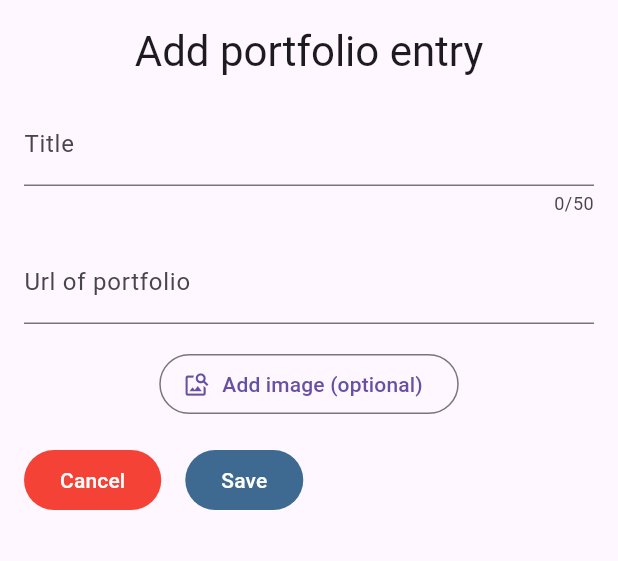
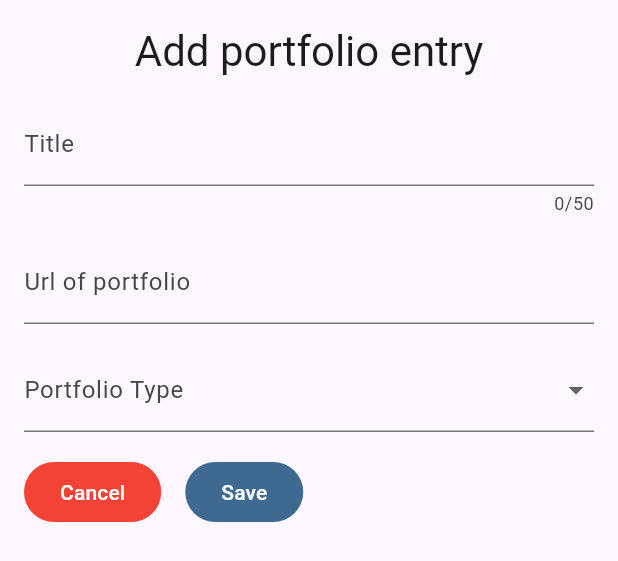
Before and after one commit to Moviles-2025-2-Grupo-Chevere/TalentBridge, a Flutter app: the AddPortfolio widget shown alone on an empty page, opened directly, on a phone screen of 412 x 824 dp. Shown: the top 561 px of the screen. Run offline on Flutter 3.47's test engine with Material 3 defaults, Android fonts, the phone set to English and light mode, and no system bars; our stand-ins replace cached_network_image, cloud_firestore, connectivity_plus, file_picker, firebase_ai, firebase_analytics and 9 more; accounts and stored records are empty; network calls fail.

Commit message:
progress in select

```diff
--- a/talent_bridge_fl/lib/views/add_portfolio/add_portfolio.dart
+++ b/talent_bridge_fl/lib/views/add_portfolio/add_portfolio.dart
@@ -3,6 +3,7 @@ import 'dart:async';
 import 'package:cloud_firestore/cloud_firestore.dart';
 import 'package:connectivity_plus/connectivity_plus.dart';
 import 'package:flutter/material.dart';
+import 'package:hive_flutter/hive_flutter.dart';
 import 'package:image_picker/image_picker.dart';
 import 'package:talent_bridge_fl/services/firebase_service.dart';
 
@@ -24,11 +25,17 @@ class _AddPortfolioState extends State<AddPortfolio> {
 
   final _urlController = TextEditingController();
 
+  String portfolioType = "";
+
   final picker = ImagePicker();
 
   final fb = FirebaseService();
 
   final store = FirebaseFirestore.instance;
+
+  final hiveBoxName = "portfolio_types";
+  final hiveKey = "labels";
+  List<String> portfolioTypeLabels = [];
 
   bool isValidUrl(String value) {
     final uri = Uri.tryParse(value);
@@ -117,6 +124,27 @@ class _AddPortfolioState extends State<AddPortfolio> {
     _connSuscription = suscription;
   }
 
+  Future<List<String>> getPortfolioLabels() async {
+    final box = await Hive.openBox(hiveBoxName);
+    final labels = box.get(hiveKey);
+    if (labels is List) {
+      print("Got data from hive");
+      print(labels);
+      return labels as List<String>;
+    } else {
+      print("no data");
+      final docs = (await store.collection("portfolioTypes").get()).docs;
+      final labels =
+          docs.map((e) => e.data()["label"]).toList() as List<String>;
+      print("obtained data");
+      print(labels);
+      if (labels.isEmpty) return [];
+      await box.put(hiveKey, labels);
+      await box.close();
+      return portfolioTypeLabels = labels;
+    }
+  }
+
   @override
   void dispose() {
     super.dispose();
@@ -135,6 +163,36 @@ class _AddPortfolioState extends State<AddPortfolio> {
       controller: _urlController,
       enabled: _connected,
       decoration: const InputDecoration(label: Text("Url of portfolio")),
+    );
+
+    var portfolioTypeMenu = FutureBuilder(
+      future: getPortfolioLabels(),
+      builder: (context, snapshot) {
+        List<DropdownMenuItem<String>> items = [];
+        if (snapshot.hasData) {
+          var labels = snapshot.data;
+          print("got labels");
+          print(labels);
+          items = labels!
+              .map(
+                (e) => DropdownMenuItem(value: e, child: Text(e)),
+              )
+              .toList();
+        }
+        return DropdownButtonFormField(
+          decoration: const InputDecoration(label: Text("Portfolio Type")),
+          items: [
+            DropdownMenuItem(
+              value: '',
+              child: Text('None'),
+            ),
+            ...items,
+          ],
+          onChanged: (value) {
+            portfolioType = value ?? '';
+          },
+        );
+      },
     );
 
     var optionalImageButton = OutlinedButton.icon(
@@ -200,7 +258,8 @@ class _AddPortfolioState extends State<AddPortfolio> {
               SizedBox(
                 height: 16,
               ),
-              optionalImageButton,
+              portfolioTypeMenu,
+              // optionalImageButton,
               SizedBox(
                 height: 16,
               ),
```
